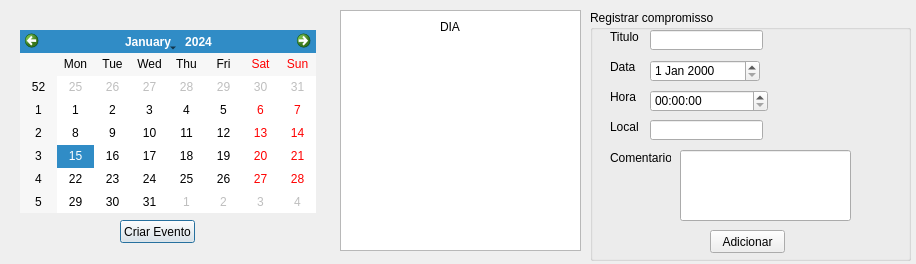
The window that agendaCompromisso/calendariocompromissos.ui (SejaQoxumQuiser/AgendaCompromissos) describes before a commit, drawn with Qt 5.
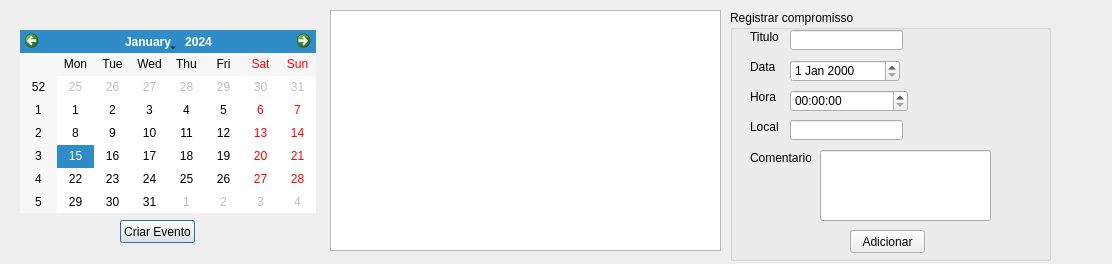
The same window after the commit.

Diff of the .ui file:
```diff
--- a/agendaCompromisso/calendariocompromissos.ui
+++ b/agendaCompromisso/calendariocompromissos.ui
@@ -6,7 +6,7 @@
    <rect>
     <x>0</x>
     <y>0</y>
-    <width>916</width>
+    <width>1112</width>
     <height>264</height>
    </rect>
   </property>
@@ -23,32 +23,6 @@
     </rect>
    </property>
   </widget>
-  <widget class="QLabel" name="label">
-   <property name="geometry">
-    <rect>
-     <x>440</x>
-     <y>20</y>
-     <width>47</width>
-     <height>13</height>
-    </rect>
-   </property>
-   <property name="text">
-    <string>DIA</string>
-   </property>
-  </widget>
-  <widget class="QLabel" name="MES">
-   <property name="geometry">
-    <rect>
-     <x>380</x>
-     <y>70</y>
-     <width>151</width>
-     <height>16</height>
-    </rect>
-   </property>
-   <property name="text">
-    <string/>
-   </property>
-  </widget>
   <widget class="QPushButton" name="pushButton_2">
    <property name="geometry">
     <rect>
@@ -62,23 +36,13 @@
     <string>Criar Evento</string>
    </property>
   </widget>
-  <widget class="QListView" name="listView">
-   <property name="geometry">
-    <rect>
-     <x>340</x>
-     <y>10</y>
-     <width>241</width>
-     <height>241</height>
-    </rect>
-   </property>
-  </widget>
   <widget class="QGroupBox" name="groupBox">
    <property name="enabled">
     <bool>true</bool>
    </property>
    <property name="geometry">
     <rect>
-     <x>590</x>
+     <x>730</x>
      <y>10</y>
      <width>321</width>
      <height>251</height>
@@ -219,7 +183,17 @@
     </property>
    </widget>
   </widget>
-  <zorder>listView</zorder>
+  <widget class="QListWidget" name="listWidget">
+   <property name="geometry">
+    <rect>
+     <x>330</x>
+     <y>10</y>
+     <width>391</width>
+     <height>241</height>
+    </rect>
+   </property>
+  </widget>
+  <zorder>listWidget</zorder>
   <zorder>calendar</zorder>
   <zorder>label</zorder>
   <zorder>MES</zorder>
```
Left out of the diff: 2 changed lines with no effect on the pictures.
